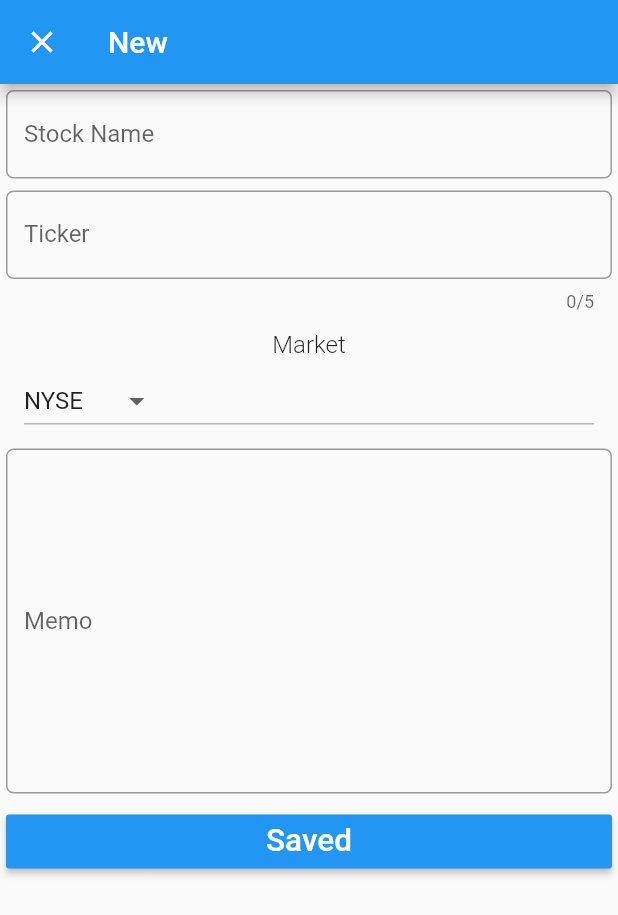
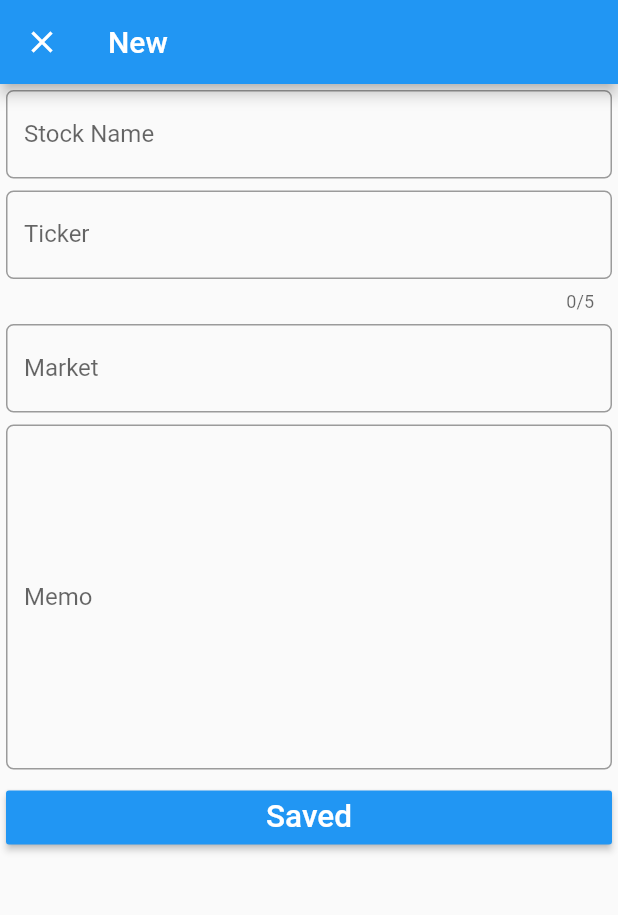
Before and after one commit to arafipro/usstockmemo, a Flutter app: the screen it shows after launch, after a tap on the "add" icon, on a phone screen of 412 x 824 dp. Shown: the top 915 px of the screen. Run offline on Flutter 3.47's test engine with Material 2 defaults, Android fonts, the light colour scheme and no system bars; our stand-ins replace sqflite; accounts and stored records are empty.

Commit message:
marketの入力をdropdownbuttonから textformfieldに変更して正規表現でチェック

```diff
--- a/lib/viewmodels/edit_model.dart
+++ b/lib/viewmodels/edit_model.dart
@@ -3,9 +3,6 @@ import 'package:usstockmemo/models/stock_memo.dart';
 import 'package:usstockmemo/utils/dbhelper.dart';
 
 class EditModel extends ChangeNotifier {
-  List<String> markets = ["NYSE", "NASDAQ"];
-  String dropdownValue = "NYSE";
-
   String stockName = '';
   String stockTicker = '';
   String stockMarket = 'NYSE';
@@ -14,11 +11,6 @@ class EditModel extends ChangeNotifier {
   bool isLoading = false;
 
   final dbhelp = DatabaseHelper();
-
-  onChanged(String newValue) {
-    stockMarket = dropdownValue = newValue;
-    notifyListeners();
-  }
 
   startLoading() {
     isLoading = true;
--- a/lib/views/edit_page.dart
+++ b/lib/views/edit_page.dart
@@ -65,38 +65,18 @@ class EditPage extends StatelessWidget {
                       }
                     },
                   ),
-                  SizedBox(
-                    height: 8,
-                  ),
-                  Column(
-                    crossAxisAlignment: CrossAxisAlignment.center,
-                    children: [
-                      Text(
-                        'Market',
-                        style: TextStyle(
-                          fontSize: 16,
-                          fontWeight: FontWeight.w300,
-                        ),
-                      ),
-                      ListTile(
-                        subtitle: DropdownButton<String>(
-                          underline: Container(
-                            height: 1,
-                            color: Colors.black26,
-                          ),
-                          value: model.dropdownValue,
-                          onChanged: model.onChanged,
-                          items: model.markets.map<DropdownMenuItem<String>>(
-                            (String value) {
-                              return DropdownMenuItem<String>(
-                                value: value,
-                                child: Text(value),
-                              );
-                            },
-                          ).toList(),
-                        ),
-                      ),
-                    ],
+                  TF(
+                    controller: marketController,
+                    labelText: 'Market',
+                    maxLines: 1,
+                    onChanged: (text) {
+                      model.stockMarket = text;
+                    },
+                    validator: (value) {
+                      if (!RegExp(r"^[nN][yY][sS][eE]").hasMatch(value) && !RegExp(r"^[nN][aA][sS][dD][aA][qQ]").hasMatch(value)) {
+                        return 'Please input NYSE or NASDAQ';
+                      }
+                    },
                   ),
                   TF(
                     controller: memoController,
--- a/lib/views/list_page.dart
+++ b/lib/views/list_page.dart
@@ -26,7 +26,7 @@ class ListPage extends StatelessWidget {
                         Text('(' + memo.ticker.toUpperCase() + ')'),
                       ],
                     ),
-                    subtitle: Text(memo.market),
+                    subtitle: Text(memo.market.toUpperCase()),
                     trailing: Row(
                       mainAxisSize: MainAxisSize.min,
                       children: [
```
